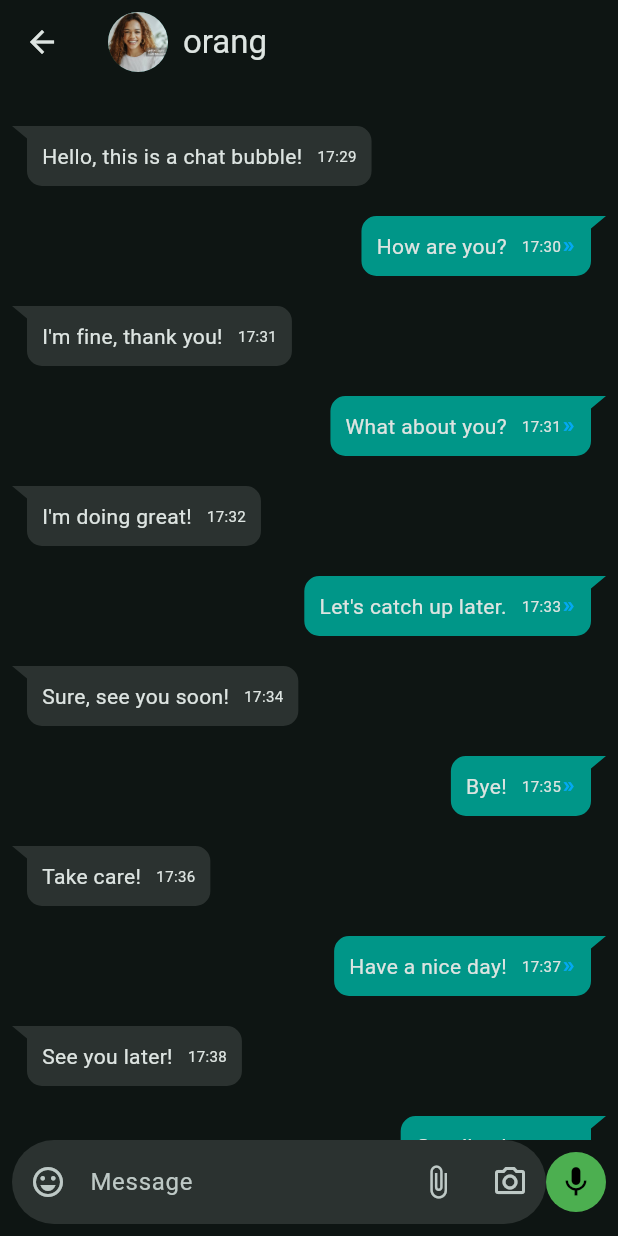
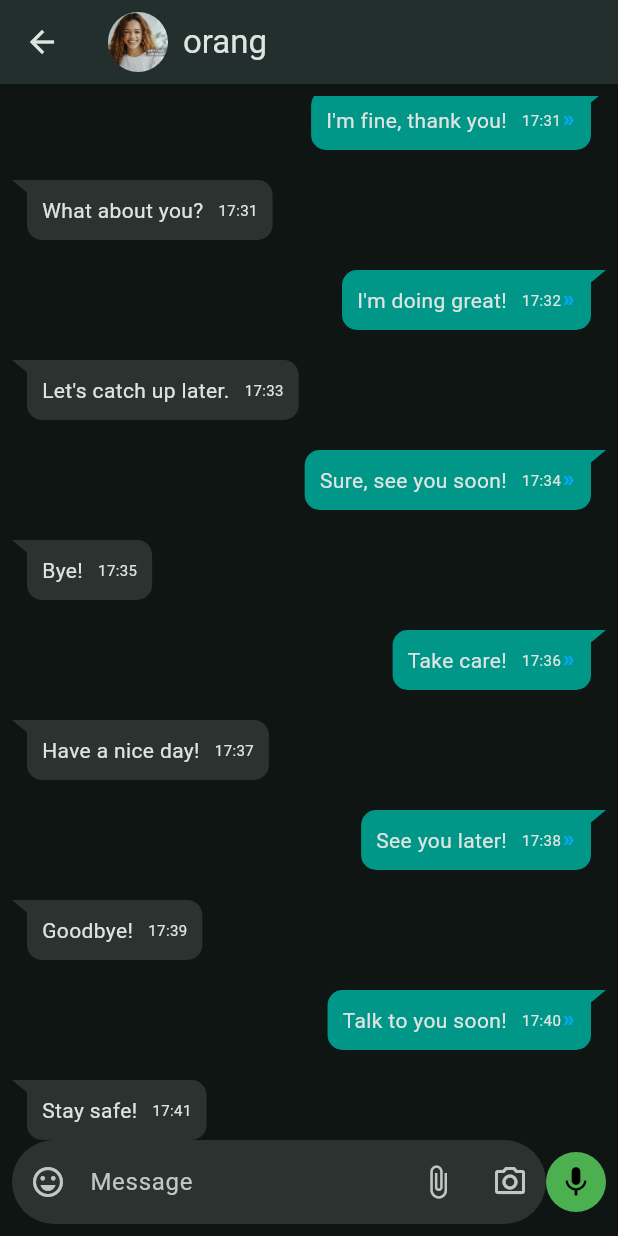
Before and after one commit to afdhalfauzi/whatsapp-clone-flutter, a Flutter app: the screen it shows after launch, after a tap on "orang", on a phone screen of 412 x 824 dp. Run offline on Flutter 3.47's test engine with Material 3 defaults, Android fonts, the light colour scheme and no system bars; drawn by our look-alikes of flutter_chat_bubble; network calls fail.

```diff
--- a/lib/views/pages/animate_to_page.dart
+++ /dev/null
@@ -1,20 +0,0 @@
-import 'package:flutter/material.dart';
-
-void animateToPage(BuildContext context, Widget page) {
-  Navigator.push(
-    context,
-    PageRouteBuilder(
-      pageBuilder: (context, animation, secondaryAnimation) => page,
-      transitionsBuilder: (context, animation, secondaryAnimation, child) {
-        const begin = Offset(1.0, 0.0); // Slide from right
-        const end = Offset.zero;
-        const curve = Curves.ease;
-        var tween = Tween(begin: begin, end: end).chain(CurveTween(curve: curve));
-        return SlideTransition(
-          position: animation.drive(tween),
-          child: child,
-        );
-      },
-    ),
-  );
-}
--- a/lib/views/pages/chat/chatroom_page.dart
+++ b/lib/views/pages/chat/chatroom_page.dart
@@ -1,4 +1,5 @@
 import 'package:flutter/material.dart';
+import 'package:flutter_application_1/utils/show_toast.dart';
 import 'package:flutter_chat_bubble/chat_bubble.dart';
 
 class ChatRoomPage extends StatefulWidget {
@@ -13,21 +14,23 @@ class ChatRoomPage extends StatefulWidget {
 
 class _ChatRoomPageState extends State<ChatRoomPage> {
   List<List<String>> messages = [
+    ["Stay safe!", "17:41"],
+    ["Talk to you soon!", "17:40"],
+    ["Goodbye!", "17:39"],
+    ["See you later!", "17:38"],
+    ["Have a nice day!", "17:37"],
+    ["Take care!", "17:36"],
+    ["Bye!", "17:35"],
+    ["Sure, see you soon!", "17:34"],
+    ["Let's catch up later.", "17:33"],
+    ["I'm doing great!", "17:32"],
+    ["What about you?", "17:31"],
+    ["I'm fine, thank you!", "17:31"],
+    ["How are you?", "17:30"],
     ["Hello, this is a chat bubble!", "17:29"],
-    ["How are you?", "17:30"],
-    ["I'm fine, thank you!", "17:31"],
-    ["What about you?", "17:31"],
-    ["I'm doing great!", "17:32"],
-    ["Let's catch up later.", "17:33"],
-    ["Sure, see you soon!", "17:34"],
-    ["Bye!", "17:35"],
-    ["Take care!", "17:36"],
-    ["Have a nice day!", "17:37"],
-    ["See you later!", "17:38"],
-    ["Goodbye!", "17:39"],
-    ["Talk to you soon!", "17:40"],
-    ["Stay safe!", "17:41"],
   ];
+
+  final TextEditingController _controller = TextEditingController();
 
   @override
   Widget build(BuildContext context) {
@@ -58,6 +61,7 @@ class _ChatRoomPageState extends State<ChatRoomPage> {
           children: [
             Expanded(
               child: ListView.builder(
+                reverse: true,
                 itemCount: messages.length,
                 itemBuilder: (context, index) {
                   return ChatBubble(
@@ -116,6 +120,11 @@ class _ChatRoomPageState extends State<ChatRoomPage> {
               children: [
                 Expanded(
                   child: TextField(
+                    controller: _controller,
+                    onEditingComplete: () {
+                      showToast(context, _controller.text, 1000);
+                      _controller.clear();
+                    },
                     decoration: InputDecoration(
                       hintText: "Message",
                       prefixIcon: IconButton(
--- a/lib/views/pages/update_page.dart
+++ b/lib/views/pages/update_page.dart
@@ -56,7 +56,6 @@ class _UpdatePageState extends State<UpdatePage> {
                     backgroundImage: AssetImage('assets/images/${index +1}.jpg'),
                   ),
                 ),
-                trailing: Text("12:23"),
               );
             },
           ),
--- a/lib/views/widgets/chat_list_widget.dart
+++ b/lib/views/widgets/chat_list_widget.dart
@@ -1,5 +1,5 @@
 import 'package:flutter/material.dart';
-import 'package:flutter_application_1/views/pages/animate_to_page.dart';
+import 'package:flutter_application_1/utils/animate_to_page.dart';
 import 'package:flutter_application_1/views/pages/chat/chatroom_page.dart';
 
 class ChatListWidget extends StatefulWidget {
```
